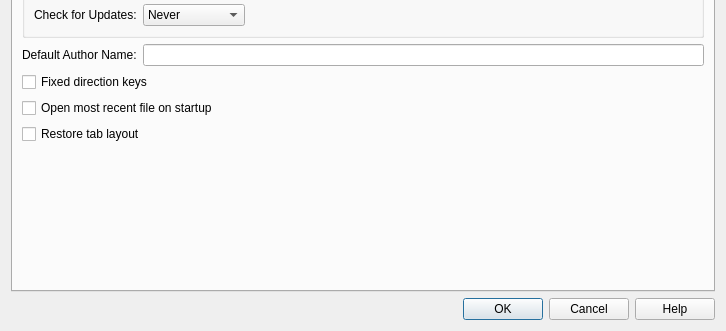
Before: the Qt Designer form qt/lc_qpreferencesdialog.ui in nathaneltitane/studworx, drawn with Qt 5; both pictures show x 0 to 726 and y 309 to 640 of the 726 by 640 pixel window.
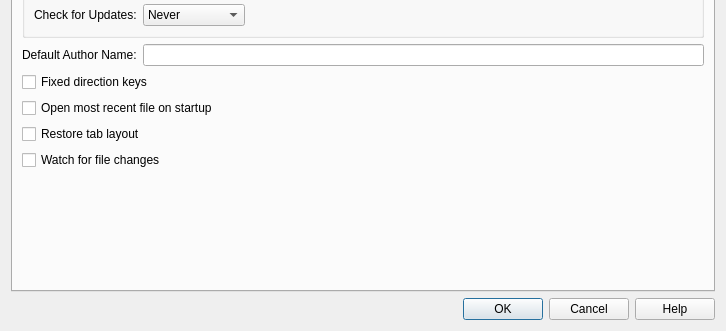
After: the same form once the commit is applied. Icons and pictures are not drawn.

```diff
--- a/qt/lc_qpreferencesdialog.ui
+++ b/qt/lc_qpreferencesdialog.ui
@@ -413,6 +413,16 @@
          </property>
         </widget>
        </item>
+       <item row="12" column="0" colspan="2">
+        <widget class="QCheckBox" name="WatchFileChanges">
+         <property name="toolTip">
+          <string>Ask to reload the model when its file is changed by another application. Use File &gt; Reload to reload it manually.</string>
+         </property>
+         <property name="text">
+          <string>Watch for file changes</string>
+         </property>
+        </widget>
+       </item>
       </layout>
      </widget>
      <widget class="QWidget" name="tabRendering">
```
Left out of the diff: 1 changed line with no effect on the pictures.
